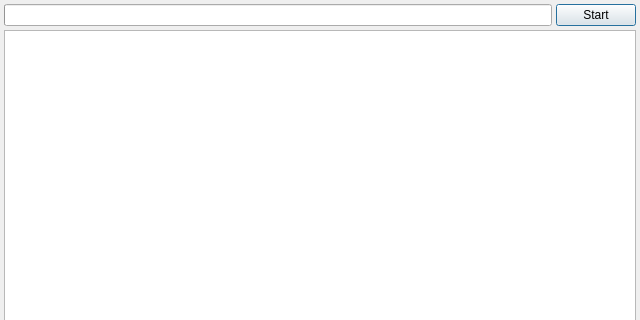
The window that cpp_apps/OK_market_ru_parser/src/main/mainwindow.ui (Gris87/OkGoods) describes before a commit, drawn with Qt 5; both pictures show x 0 to 640 and y 0 to 320 of the 640 by 480 pixel window.
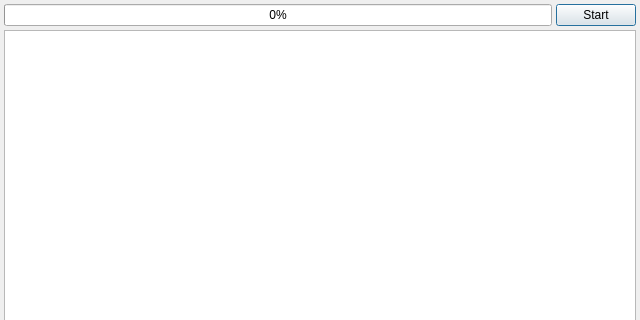
The same window after the commit. Icons and pictures are not drawn.

What changed in the file:
```diff
--- a/cpp_apps/OK_market_ru_parser/src/main/mainwindow.ui
+++ b/cpp_apps/OK_market_ru_parser/src/main/mainwindow.ui
@@ -36,7 +36,11 @@
        <number>4</number>
       </property>
       <item>
-       <widget class="QProgressBar" name="progressBar"/>
+       <widget class="QProgressBar" name="progressBar">
+        <property name="value">
+         <number>0</number>
+        </property>
+       </widget>
       </item>
       <item>
        <widget class="QPushButton" name="startButton">
```
